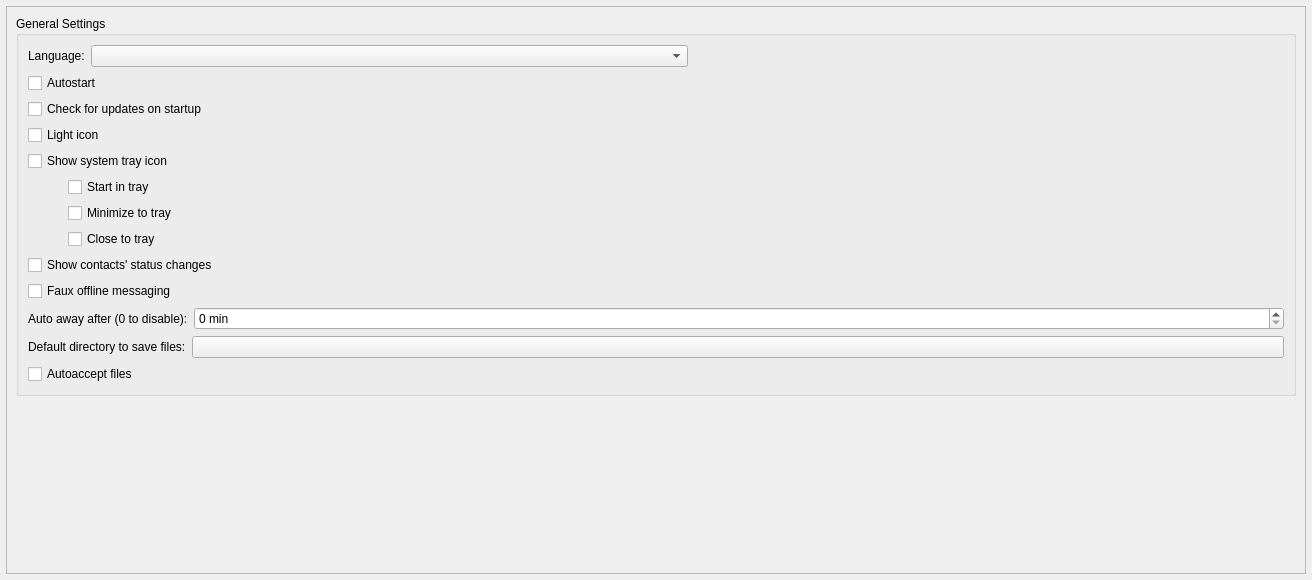
qTox/qTox, file src/widget/form/settings/generalsettings.ui: the form before one commit.
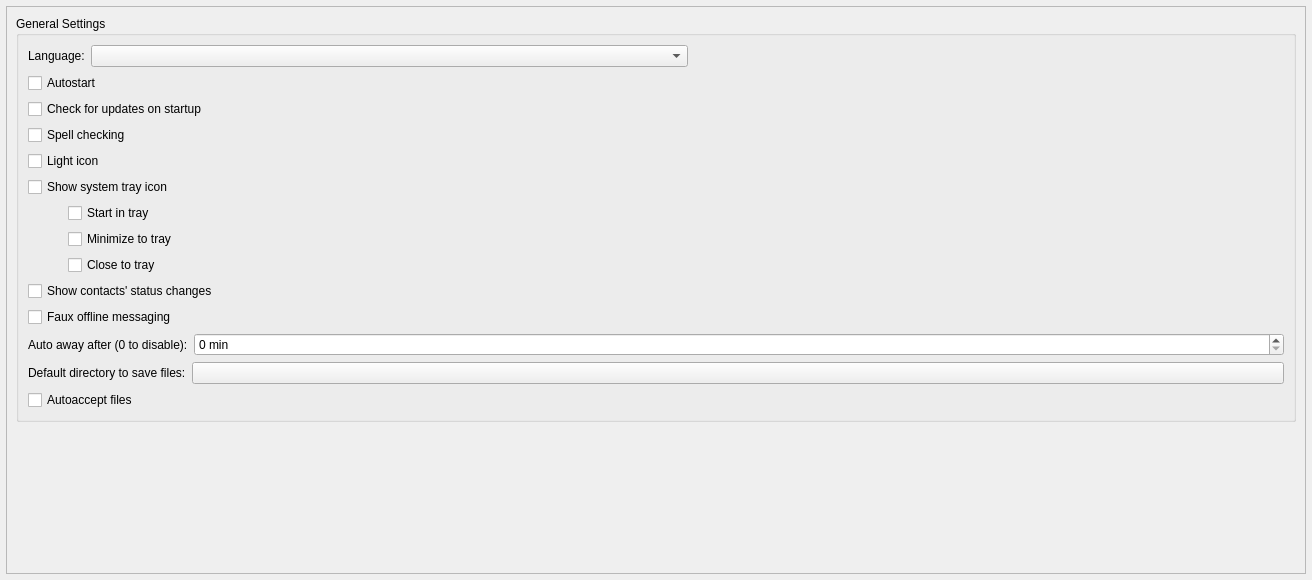
The form after the commit. Custom widgets are drawn as their Qt base class.

Commit message: feat(ui): Add ui to setup spell checking

Patch:
```diff
--- a/src/widget/form/settings/generalsettings.ui
+++ b/src/widget/form/settings/generalsettings.ui
@@ -119,6 +119,13 @@
           </item>
           <item>
            <layout class="QVBoxLayout" name="verticalLayout_6">
+            <item>
+             <widget class="QCheckBox" name="cbSpellChecking">
+              <property name="text">
+               <string>Spell checking</string>
+              </property>
+             </widget>
+            </item>
             <item>
              <widget class="QCheckBox" name="lightTrayIcon">
               <property name="sizePolicy">
```
The commit also changes 5 other files.
